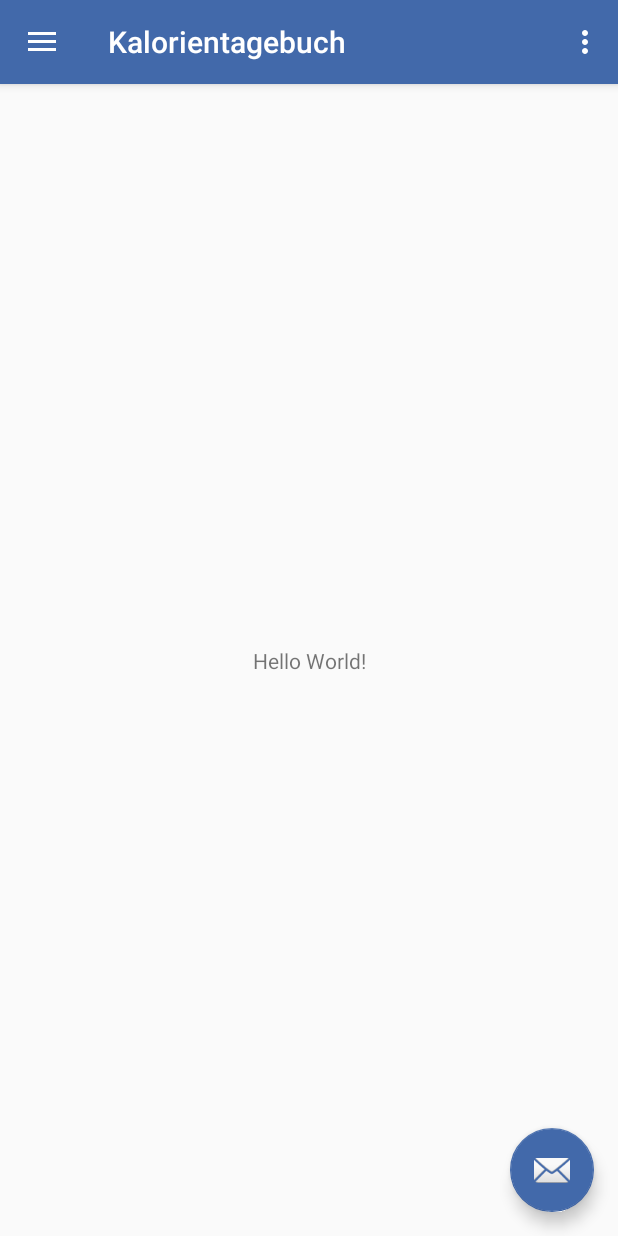
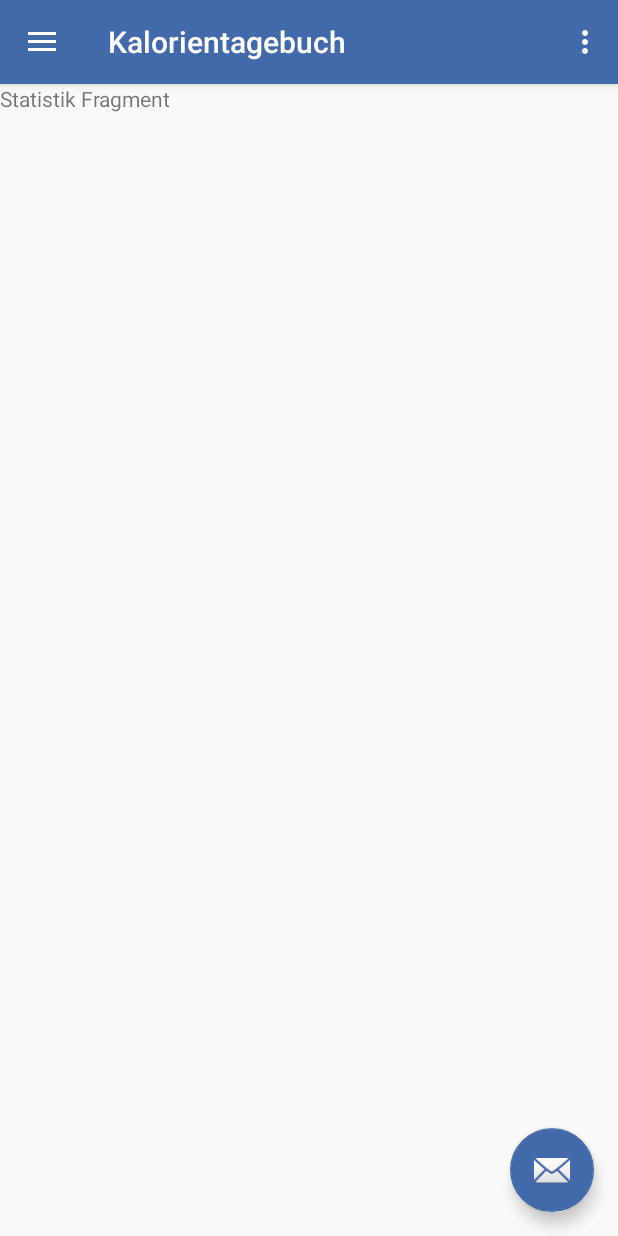
Before and after one commit to LucasMoll/ProjectFettSpeck, an Android app: the screen it shows after launch (NavigationActivity), in the side drawer, after a tap on "Statistik", on a phone screen of 412 x 824 dp. Run offline under Robolectric (Android 15) with nearby library versions, the phone set to English and light mode, and no system bars.

Commit message:
Navigation Optimization
Minor improvements of navigation log and default fragment

```diff
--- a/app/build.gradle
+++ b/app/build.gradle
@@ -23,6 +23,7 @@ dependencies {
     implementation 'com.android.support:appcompat-v7:26.1.0'
     implementation 'com.android.support:design:26.1.0'
     implementation 'com.android.support.constraint:constraint-layout:1.0.2'
+    implementation 'com.android.support:support-v4:26.1.0'
     testImplementation 'junit:junit:4.12'
     androidTestImplementation 'com.android.support.test:runner:1.0.1'
     androidTestImplementation 'com.android.support.test.espresso:espresso-core:3.0.1'
--- a/app/src/main/java/de/fhdw/mfwi415a/gop/kalorientagebuch/activites/navigation/NavigationActivity.java
+++ b/app/src/main/java/de/fhdw/mfwi415a/gop/kalorientagebuch/activites/navigation/NavigationActivity.java
@@ -5,7 +5,7 @@ import android.app.FragmentManager;
 import android.os.Bundle;
 import android.support.design.widget.FloatingActionButton;
 import android.support.design.widget.Snackbar;
-import android.support.v4.app.FragmentTransaction;
+import android.util.Log;
 import android.view.View;
 import android.support.design.widget.NavigationView;
 import android.support.v4.view.GravityCompat;
@@ -17,7 +17,8 @@ import android.view.Menu;
 import android.view.MenuItem;
 
 import de.fhdw.mfwi415a.gop.kalorientagebuch.R;
-import de.fhdw.mfwi415a.gop.kalorientagebuch.activites.navigation.fragments.NavigationFragment;
+import de.fhdw.mfwi415a.gop.kalorientagebuch.activites.navigation.fragments.HomeFragment;
+import de.fhdw.mfwi415a.gop.kalorientagebuch.activites.navigation.fragments.StatistikFragment;
 
 public class NavigationActivity extends AppCompatActivity
         implements NavigationView.OnNavigationItemSelectedListener {
@@ -46,6 +47,7 @@ public class NavigationActivity extends AppCompatActivity
 
         NavigationView navigationView = (NavigationView) findViewById(R.id.nav_view);
         navigationView.setNavigationItemSelectedListener(this);
+        getFragmentManager().beginTransaction().replace(R.id.content_frame, new HomeFragment()).commit();
     }
 
     @Override
@@ -86,19 +88,36 @@ public class NavigationActivity extends AppCompatActivity
         // Handle navigation view item clicks here.
         int id = item.getItemId();
         FragmentManager fragmentManager = getFragmentManager();
+        Fragment fragment = null;
 
-        if (id == R.id.nav_home) {
-fragmentManager.beginTransaction().replace(R.id.content_frame, new NavigationFragment());
-        } else if (id == R.id.nav_statistik) {
+        switch (id){
+            case R.id.nav_home:
+                fragment = new HomeFragment();
+                break;
 
-        } else if (id == R.id.nav_menues) {
+            case R.id.nav_statistik:
+                fragment = new StatistikFragment();
+                break;
 
-        } else if (id == R.id.nav_lebensmittel) {
+            case R.id.nav_menues:
 
-        } else if (id == R.id.nav_profil) {
+                break;
+
+            case R.id.nav_lebensmittel:
+
+                break;
+
+            case R.id.nav_profil:
+
+                break;
+
+            default: break;
 
         }
 
+
+        if (fragment!= null){
+        fragmentManager.beginTransaction().replace(R.id.content_frame, fragment).commit();}
 
         DrawerLayout drawer = (DrawerLayout) findViewById(R.id.drawer_layout);
         drawer.closeDrawer(GravityCompat.START);
--- /dev/null
+++ b/app/src/main/java/de/fhdw/mfwi415a/gop/kalorientagebuch/activites/navigation/fragments/HomeFragment.java
@@ -0,0 +1,23 @@
+package de.fhdw.mfwi415a.gop.kalorientagebuch.activites.navigation.fragments;
+
+
+import android.os.Bundle;
+import android.support.annotation.Nullable;
+import android.view.LayoutInflater;
+import android.view.View;
+import android.view.ViewGroup;
+
+import de.fhdw.mfwi415a.gop.kalorientagebuch.R;
+
+public class HomeFragment extends android.app.Fragment {
+
+    View myView;
+
+
+    @Nullable
+    @Override
+    public View onCreateView(LayoutInflater inflater, @Nullable ViewGroup container, Bundle savedInstanceState) {
+        myView = inflater.inflate(R.layout.home_activity, container, false);
+        return myView;
+    }
+}
--- /dev/null
+++ b/app/src/main/java/de/fhdw/mfwi415a/gop/kalorientagebuch/activites/navigation/fragments/StatistikFragment.java
@@ -0,0 +1,26 @@
+package de.fhdw.mfwi415a.gop.kalorientagebuch.activites.navigation.fragments;
+
+import android.os.Bundle;
+import android.support.annotation.Nullable;
+import android.view.LayoutInflater;
+import android.view.View;
+import android.view.ViewGroup;
+
+import de.fhdw.mfwi415a.gop.kalorientagebuch.R;
+
+/**
+ * Created by joel on 02.04.18.
+ */
+
+public class StatistikFragment extends android.app.Fragment {
+
+    View myView;
+
+
+    @Nullable
+    @Override
+    public View onCreateView(LayoutInflater inflater, @Nullable ViewGroup container, Bundle savedInstanceState) {
+        myView = inflater.inflate(R.layout.statistik_acitivty, container, false);
+        return myView;
+    }
+}
--- a/app/src/main/res/layout/content_navigation.xml
+++ b/app/src/main/res/layout/content_navigation.xml
@@ -8,14 +8,6 @@
     tools:context="de.fhdw.mfwi415a.gop.kalorientagebuch.activites.navigation.NavigationActivity"
     tools:showIn="@layout/app_bar_navigation">
 
-    <TextView
-        android:layout_width="wrap_content"
-        android:layout_height="wrap_content"
-        android:text="Hello World!"
-        app:layout_constraintBottom_toBottomOf="parent"
-        app:layout_constraintLeft_toLeftOf="parent"
-        app:layout_constraintRight_toRightOf="parent"
-        app:layout_constraintTop_toTopOf="parent" />
 
     <FrameLayout
         android:id="@+id/content_frame"
--- /dev/null
+++ b/app/src/main/res/layout/statistik_acitivty.xml
@@ -0,0 +1,11 @@
+<?xml version="1.0" encoding="utf-8"?>
+<LinearLayout xmlns:android="http://schemas.android.com/apk/res/android"
+    android:layout_width="match_parent"
+    android:layout_height="match_parent">
+
+    <TextView
+        android:layout_width="wrap_content"
+        android:layout_height="wrap_content"
+        android:text="Statistik Fragment"/>
+
+</LinearLayout>
--- a/app/src/main/res/values/strings.xml
+++ b/app/src/main/res/values/strings.xml
@@ -5,4 +5,7 @@
     <string name="navigation_drawer_close">Close navigation drawer</string>
 
     <string name="action_settings">Settings</string>
+
+    <!-- TODO: Remove or change this placeholder text -->
+    <string name="hello_blank_fragment">Hello blank fragment</string>
 </resources>
```
Also changed, not shown: app/src/main/res/layout/home_activity.xml (added, +13 -0 lines).
